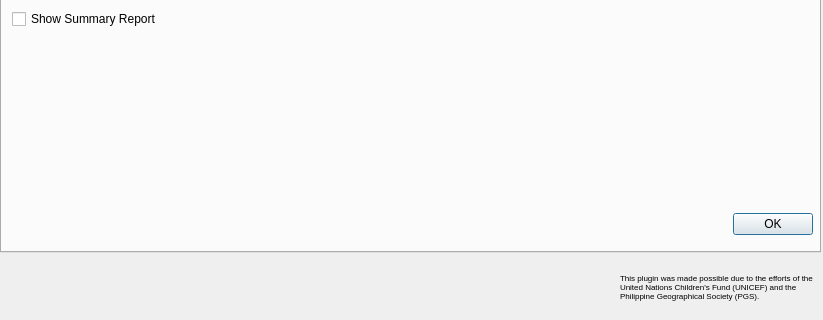
The window that mhcvam_household_dialog.ui (benhur07b/mhcvam) describes before a commit, drawn with Qt 5; both pictures show x 0 to 823 and y 248 to 568 of the 823 by 568 pixel window.
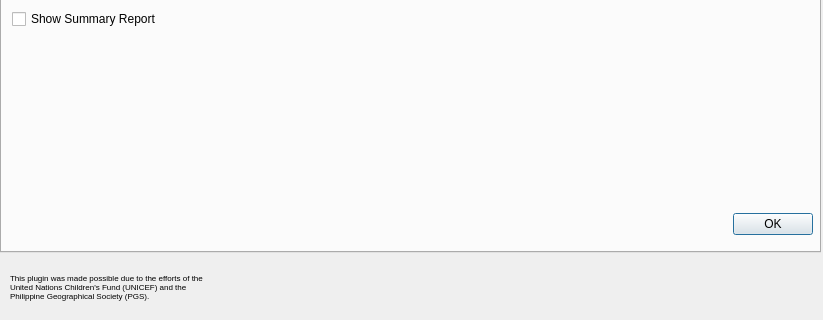
The same window after the commit. Icons and pictures are not drawn. Custom widgets are drawn as their Qt base class.

```diff
--- a/mhcvam_household_dialog.ui
+++ b/mhcvam_household_dialog.ui
@@ -983,7 +983,7 @@
   <widget class="QLabel" name="logounicef">
    <property name="geometry">
     <rect>
-     <x>10</x>
+     <x>610</x>
      <y>510</y>
      <width>201</width>
      <height>51</height>
@@ -999,7 +999,7 @@
   <widget class="QLabel" name="logopgs">
    <property name="geometry">
     <rect>
-     <x>220</x>
+     <x>550</x>
      <y>510</y>
      <width>51</width>
      <height>51</height>
@@ -1015,7 +1015,7 @@
   <widget class="QLabel" name="label">
    <property name="geometry">
     <rect>
-     <x>620</x>
+     <x>10</x>
      <y>510</y>
      <width>201</width>
      <height>51</height>
```
Left out of the diff: 10 changed lines with no effect on the pictures.
